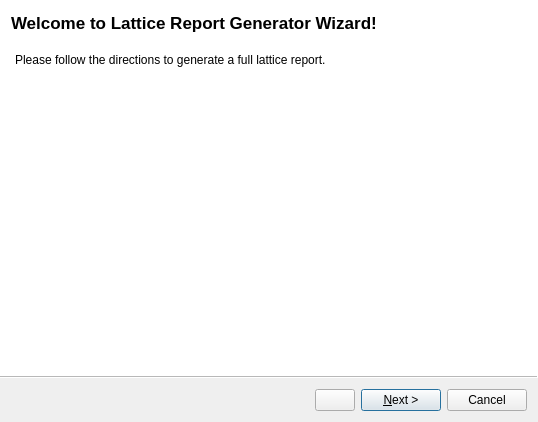
NSLS-II/PyELEGANT, file src/pyelegant/guis/nsls2apcluster/genreport_wizard/wizard.ui: the form before one commit.
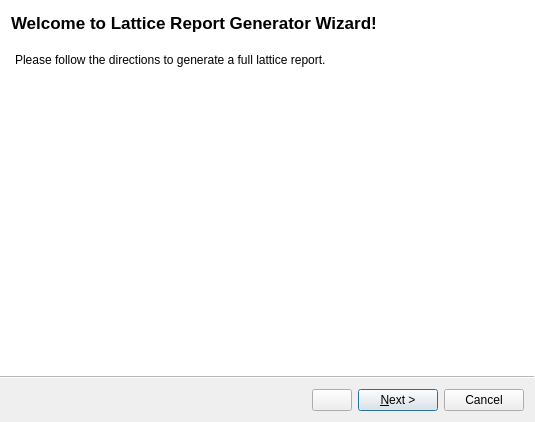
The form after the commit. Custom widgets are drawn as their Qt base class.

Commit message: parallelized RF voltage pre-scan for lifetime

```diff
--- a/src/pyelegant/guis/nsls2apcluster/genreport_wizard/wizard.ui
+++ b/src/pyelegant/guis/nsls2apcluster/genreport_wizard/wizard.ui
@@ -6,7 +6,7 @@
    <rect>
     <x>0</x>
     <y>0</y>
-    <width>538</width>
+    <width>535</width>
     <height>422</height>
    </rect>
   </property>
```
Left out of the diff: 152 changed lines with no effect on the pictures. Lines whose indentation alone changed are shown as unchanged. The commit also changes 2 other files.
